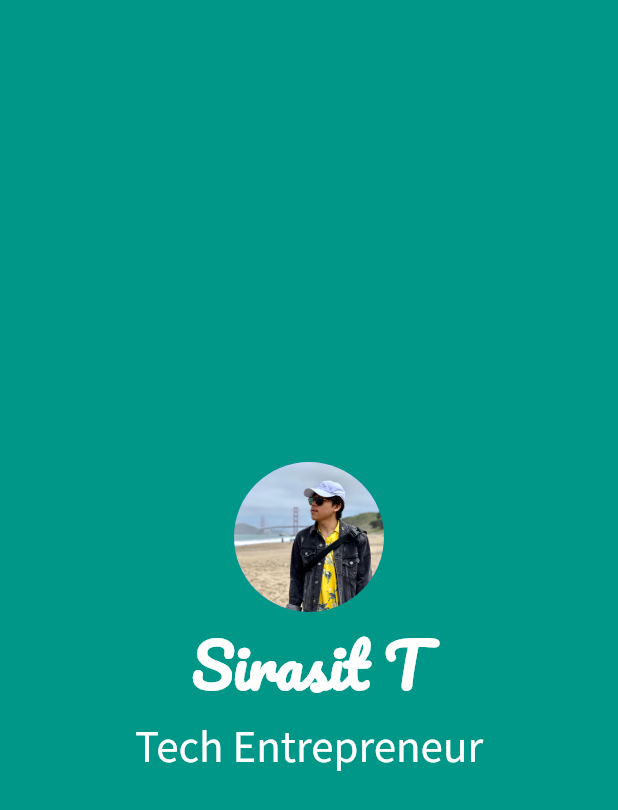
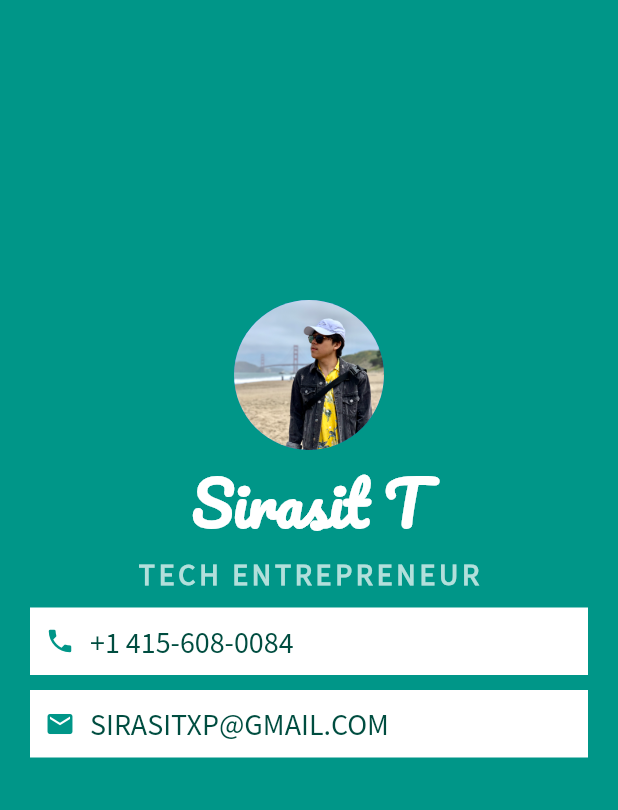
Before and after one commit to hisnameispum/who_am_i, a Flutter app: the screen it shows after launch, on a phone screen of 412 x 824 dp. Shown: the top 810 px of the screen. Run offline on Flutter 3.47's test engine with Material 2 defaults, Android fonts, the phone set to English and light mode, and no system bars.

Commit message:
Added call to action buttons

```diff
--- a/lib/main.dart
+++ b/lib/main.dart
@@ -11,9 +11,10 @@ class MyApp extends StatelessWidget {
       home: Scaffold(
         backgroundColor: Colors.teal,
         body: SafeArea(
+          child: Container(
+            margin: EdgeInsets.fromLTRB(0.0, 200.0, 0.0, 0.0),
             child: Column(
               crossAxisAlignment: CrossAxisAlignment.center,
-            mainAxisAlignment: MainAxisAlignment.center,
               children: <Widget>[
                 CircleAvatar(
                   radius: 50.0,
@@ -32,14 +33,66 @@ class MyApp extends StatelessWidget {
                   ),
                 ),
                 Text(
-                'Tech Entrepreneur',
+                  'TECH ENTREPRENEUR',
                   style: TextStyle(
-                  fontSize: 30.0,
+                      fontSize: 20.0,
                       fontFamily: 'SourceSansPro',
+                      color: Colors.teal[100],
+                      fontWeight: FontWeight.bold,
+                      letterSpacing: 2.5),
+                ),
+                Container(
                   color: Colors.white,
+                  margin: EdgeInsets.fromLTRB(20.0, 10.0, 20.0, 0.0),
+                  padding: EdgeInsets.all(10.0),
+                  child: Row(
+                    children: <Widget>[
+                      Icon(
+                        Icons.phone,
+                        color: Colors.teal,
+                        size: 20.0,
                       ),
-              )
+                      SizedBox(
+                        width: 10.0,
+                      ),
+                      Text(
+                        '+1 415-608-0084',
+                        style: TextStyle(
+                          color: Colors.teal[900],
+                          fontSize: 20.0,
+                          fontFamily: 'SourceSansPro',
+                        ),
+                      ),
                     ],
+                  ),
+                ),
+                Container(
+                  color: Colors.white,
+                  margin: EdgeInsets.fromLTRB(20.0, 10.0, 20.0, 0.0),
+                  padding: EdgeInsets.all(10.0),
+                  child: Row(
+                    children: <Widget>[
+                      Icon(
+                        Icons.mail,
+                        color: Colors.teal,
+                        size: 20.0,
+                      ),
+                      SizedBox(
+                        width: 10.0,
+                      ),
+                      Text(
+                        'SIRASITXP@GMAIL.COM',
+                        style: TextStyle(
+                          color: Colors.teal[900],
+                          fontSize: 20.0,
+                          fontFamily: 'SourceSansPro',
+                        ),
+                      ),
+                    ],
+                  ),
+                ),
+              ],
+            ),
           ),
         ),
       ),
```
Also changed, not shown: fonts/SourceSansPro-Black.ttf (deleted), fonts/SourceSansPro-BlackItalic.ttf (deleted), fonts/SourceSansPro-Bold.ttf (deleted), fonts/SourceSansPro-BoldItalic.ttf (deleted), fonts/SourceSansPro-ExtraLight.ttf (deleted), fonts/SourceSansPro-ExtraLightItalic.ttf (deleted), fonts/SourceSansPro-Light.ttf (deleted), fonts/SourceSansPro-LightItalic.ttf (deleted), fonts/SourceSansPro-RegularItalic.ttf (deleted), fonts/SourceSansPro-SemiBold.ttf (deleted), fonts/SourceSansPro-SemiBoldItalic.ttf (deleted). Lines whose indentation alone changed are shown as unchanged.
